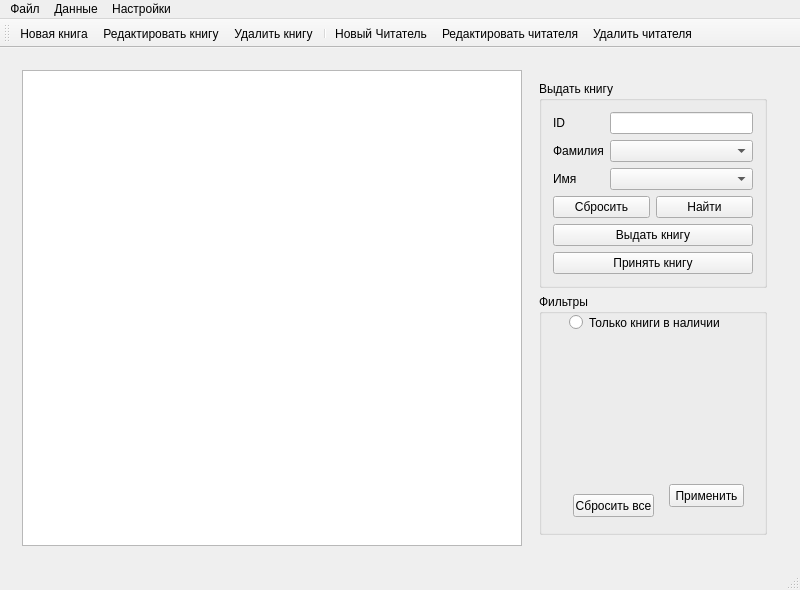
Before: the Qt Designer form mainwindow.ui in LadyzRoman/LibraryManagementApp, drawn with Qt 5.
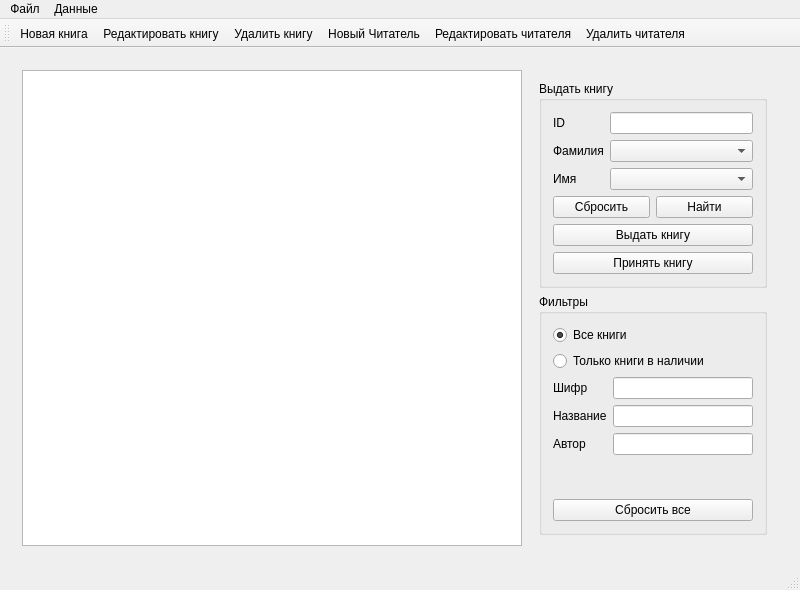
After: the same form once the commit is applied.

The edit to the form file:
```diff
--- a/mainwindow.ui
+++ b/mainwindow.ui
@@ -339,45 +339,66 @@
               <property name="title">
                <string>Фильтры</string>
               </property>
-              <widget class="QPushButton" name="pushButton_3">
-               <property name="geometry">
-                <rect>
-                 <x>130</x>
-                 <y>190</y>
-                 <width>75</width>
-                 <height>23</height>
-                </rect>
-               </property>
-               <property name="text">
-                <string>Применить</string>
-               </property>
-              </widget>
-              <widget class="QRadioButton" name="radioButton">
-               <property name="geometry">
-                <rect>
-                 <x>30</x>
-                 <y>20</y>
-                 <width>151</width>
-                 <height>17</height>
-                </rect>
-               </property>
-               <property name="text">
-                <string>Только книги в наличии</string>
-               </property>
-              </widget>
-              <widget class="QPushButton" name="pushButton_4">
-               <property name="geometry">
-                <rect>
-                 <x>34</x>
-                 <y>200</y>
-                 <width>81</width>
-                 <height>23</height>
-                </rect>
-               </property>
-               <property name="text">
-                <string>Сбросить все</string>
-               </property>
-              </widget>
+              <layout class="QVBoxLayout" name="verticalLayout_8">
+               <item>
+                <widget class="QRadioButton" name="allBookRadioButton">
+                 <property name="text">
+                  <string>Все книги</string>
+                 </property>
+                 <property name="checked">
+                  <bool>true</bool>
+                 </property>
+                </widget>
+               </item>
+               <item>
+                <widget class="QRadioButton" name="notBorrowedBookRadioButton">
+                 <property name="text">
+                  <string>Только книги в наличии</string>
+                 </property>
+                </widget>
+               </item>
+               <item>
+                <layout class="QFormLayout" name="formLayout_2">
+                 <item row="0" column="0">
+                  <widget class="QLabel" name="label_7">
+                   <property name="text">
+                    <string>Шифр</string>
+                   </property>
+                  </widget>
+                 </item>
+                 <item row="0" column="1">
+                  <widget class="QLineEdit" name="codeFilterLineEdit"/>
+                 </item>
+                 <item row="1" column="0">
+                  <widget class="QLabel" name="label_8">
+                   <property name="text">
+                    <string>Название</string>
+                   </property>
+                  </widget>
+                 </item>
+                 <item row="1" column="1">
+                  <widget class="QLineEdit" name="titleFilterLineEdit"/>
+                 </item>
+                 <item row="2" column="0">
+                  <widget class="QLabel" name="label_9">
+                   <property name="text">
+                    <string>Автор</string>
+                   </property>
+                  </widget>
+                 </item>
+                 <item row="2" column="1">
+                  <widget class="QLineEdit" name="autorFilterLineEdit"/>
+                 </item>
+                </layout>
+               </item>
+               <item>
+                <widget class="QPushButton" name="clearFilterButton">
+                 <property name="text">
+                  <string>Сбросить все</string>
+                 </property>
+                </widget>
+               </item>
+              </layout>
              </widget>
             </item>
            </layout>
@@ -713,14 +734,8 @@
     <addaction name="separator"/>
     <addaction name="statistic"/>
    </widget>
-   <widget class="QMenu" name="menu_3">
-    <property name="title">
-     <string>Настройки</string>
-    </property>
-   </widget>
    <addaction name="menu"/>
    <addaction name="menu_2"/>
-   <addaction name="menu_3"/>
   </widget>
   <widget class="QToolBar" name="toolBar">
    <property name="windowTitle">
@@ -735,7 +750,6 @@
    <addaction name="newBook"/>
    <addaction name="editBook"/>
    <addaction name="deleteBook"/>
-   <addaction name="separator"/>
    <addaction name="newReader"/>
    <addaction name="editReader"/>
    <addaction name="deleteReader"/>
```
Left out of the diff: 52 changed lines with no effect on the pictures.
